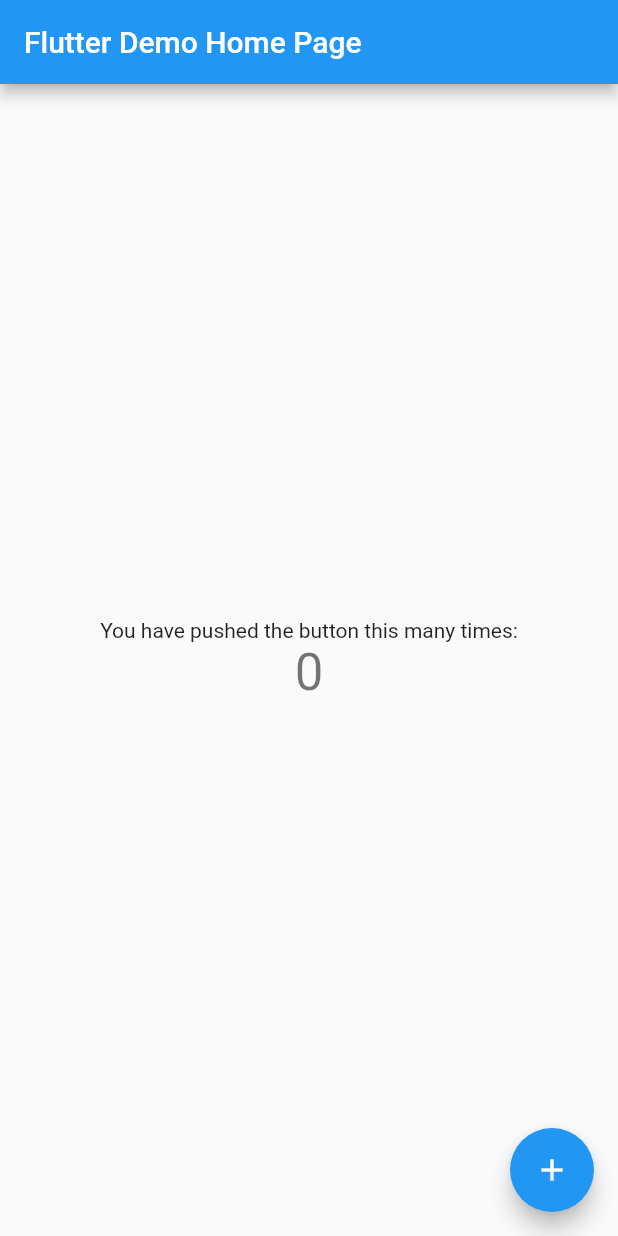
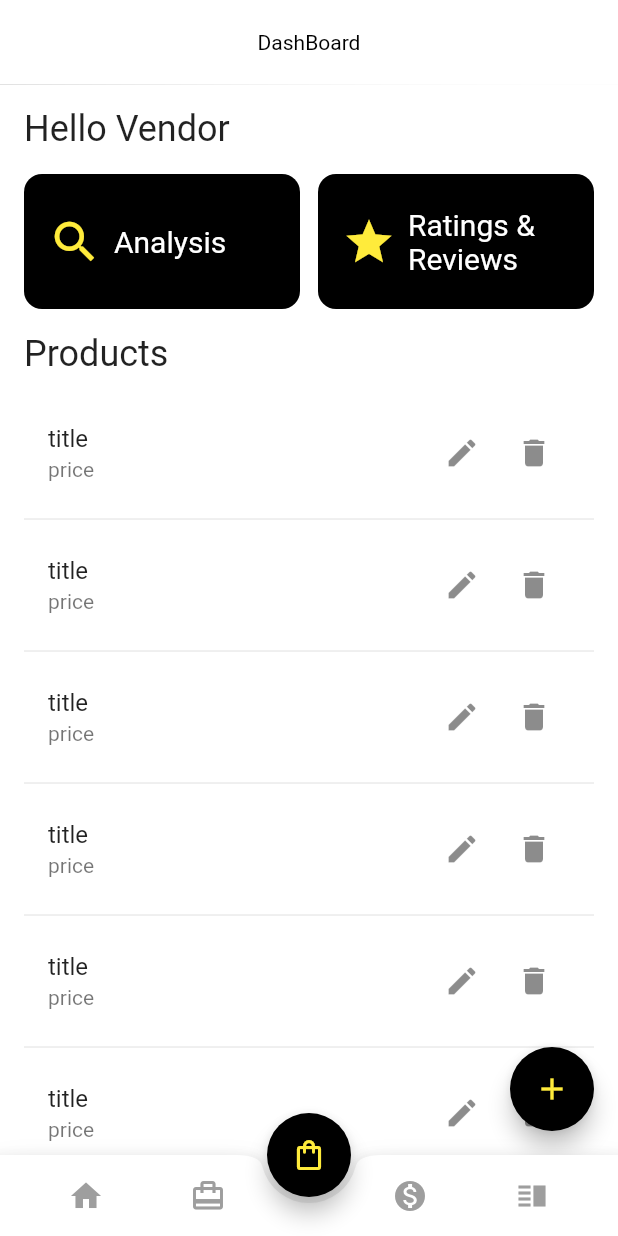
Before and after one commit to AzharKV/vendor, a Flutter app: the screen it shows after launch, on a phone screen of 412 x 824 dp. Run offline on Flutter 3.47's test engine with Material 2 defaults, Android fonts, the phone set to English and light mode, and no system bars.

Commit message:
dashboard ui setup

```diff
--- a/lib/main.dart
+++ b/lib/main.dart
@@ -1,4 +1,6 @@
 import 'package:flutter/material.dart';
+import 'package:vendor/view/config/theme.dart';
+import 'package:vendor/view/dashboard/dashboard_screen.dart';
 
 void main() {
   runApp(const MyApp());
@@ -7,109 +9,13 @@ void main() {
 class MyApp extends StatelessWidget {
   const MyApp({Key? key}) : super(key: key);
 
-  // This widget is the root of your application.
   @override
   Widget build(BuildContext context) {
     return MaterialApp(
-      title: 'Flutter Demo',
-      theme: ThemeData(
-        // This is the theme of your application.
-        //
-        // Try running your application with "flutter run". You'll see the
-        // application has a blue toolbar. Then, without quitting the app, try
-        // changing the primarySwatch below to Colors.green and then invoke
-        // "hot reload" (press "r" in the console where you ran "flutter run",
-        // or simply save your changes to "hot reload" in a Flutter IDE).
-        // Notice that the counter didn't reset back to zero; the application
-        // is not restarted.
-        primarySwatch: Colors.blue,
-      ),
-      home: const MyHomePage(title: 'Flutter Demo Home Page'),
+      title: 'Vendor',
+      debugShowCheckedModeBanner: false,
+      theme: CustomTheme.lightTheme,
+      home: const DashBoardScreen(),
     );
   }
 }
-
-class MyHomePage extends StatefulWidget {
-  const MyHomePage({Key? key, required this.title}) : super(key: key);
-
-  // This widget is the home page of your application. It is stateful, meaning
-  // that it has a State object (defined below) that contains fields that affect
-  // how it looks.
-
-  // This class is the configuration for the state. It holds the values (in this
-  // case the title) provided by the parent (in this case the App widget) and
-  // used by the build method of the State. Fields in a Widget subclass are
-  // always marked "final".
-
-  final String title;
-
-  @override
-  State<MyHomePage> createState() => _MyHomePageState();
-}
-
-class _MyHomePageState extends State<MyHomePage> {
-  int _counter = 0;
-
-  void _incrementCounter() {
-    setState(() {
-      // This call to setState tells the Flutter framework that something has
-      // changed in this State, which causes it to rerun the build method below
-      // so that the display can reflect the updated values. If we changed
-      // _counter without calling setState(), then the build method would not be
-      // called again, and so nothing would appear to happen.
-      _counter++;
-    });
-  }
-
-  @override
-  Widget build(BuildContext context) {
-    // This method is rerun every time setState is called, for instance as done
-    // by the _incrementCounter method above.
-    //
-    // The Flutter framework has been optimized to make rerunning build methods
-    // fast, so that you can just rebuild anything that needs updating rather
-    // than having to individually change instances of widgets.
-    return Scaffold(
-      appBar: AppBar(
-        // Here we take the value from the MyHomePage object that was created by
-        // the App.build method, and use it to set our appbar title.
-        title: Text(widget.title),
-      ),
-      body: Center(
-        // Center is a layout widget. It takes a single child and positions it
-        // in the middle of the parent.
-        child: Column(
-          // Column is also a layout widget. It takes a list of children and
-          // arranges them vertically. By default, it sizes itself to fit its
-          // children horizontally, and tries to be as tall as its parent.
-          //
-          // Invoke "debug painting" (press "p" in the console, choose the
-          // "Toggle Debug Paint" action from the Flutter Inspector in Android
-          // Studio, or the "Toggle Debug Paint" command in Visual Studio Code)
-          // to see the wireframe for each widget.
-          //
-          // Column has various properties to control how it sizes itself and
-          // how it positions its children. Here we use mainAxisAlignment to
-          // center the children vertically; the main axis here is the vertical
-          // axis because Columns are vertical (the cross axis would be
-          // horizontal).
-          mainAxisAlignment: MainAxisAlignment.center,
-          children: <Widget>[
-            const Text(
-              'You have pushed the button this many times:',
-            ),
-            Text(
-              '$_counter',
-              style: Theme.of(context).textTheme.headline4,
-            ),
-          ],
-        ),
-      ),
-      floatingActionButton: FloatingActionButton(
-        onPressed: _incrementCounter,
-        tooltip: 'Increment',
-        child: const Icon(Icons.add),
-      ), // This trailing comma makes auto-formatting nicer for build methods.
-    );
-  }
-}
--- /dev/null
+++ b/lib/view/config/theme.dart
@@ -0,0 +1,12 @@
+import 'package:flutter/material.dart';
+
+class CustomTheme {
+  static ThemeData lightTheme = ThemeData.light().copyWith(
+    primaryColor: Colors.white,
+    appBarTheme: const AppBarTheme(
+        backgroundColor: Colors.white,
+        elevation: 0.2,
+        titleTextStyle: TextStyle(color: Colors.black)),
+    scaffoldBackgroundColor: Colors.white,
+  );
+}
--- /dev/null
+++ b/lib/view/dashboard/dashboard_screen.dart
@@ -0,0 +1,101 @@
+import 'package:flutter/material.dart';
+import 'package:vendor/view/dashboard/widgets/option_container.dart';
+
+class DashBoardScreen extends StatelessWidget {
+  const DashBoardScreen({Key? key}) : super(key: key);
+
+  @override
+  Widget build(BuildContext context) {
+    return Scaffold(
+      appBar: AppBar(title: const Text("DashBoard"), centerTitle: true),
+      body: Stack(
+        children: [
+          Padding(
+            padding: const EdgeInsets.fromLTRB(16.0, 16.0, 16.0, 0.0),
+            child: Column(
+              mainAxisSize: MainAxisSize.min,
+              crossAxisAlignment: CrossAxisAlignment.start,
+              children: [
+                const Text("Hello Vendor", style: TextStyle(fontSize: 24.0)),
+                const SizedBox(height: 16.0),
+                Row(
+                  children: const [
+                    OptionContainer(title: "Analysis", iconData: Icons.search),
+                    SizedBox(width: 12.0),
+                    OptionContainer(
+                        title: "Ratings & Reviews", iconData: Icons.star),
+                  ],
+                ),
+                const SizedBox(height: 16.0),
+                const Text("Products", style: TextStyle(fontSize: 24.0)),
+                const SizedBox(height: 16.0),
+                Expanded(
+                  child: ListView.separated(
+                    itemCount: 100,
+                    itemBuilder: (BuildContext context, int index) {
+                      return ListTile(
+                        title: const Text("title"),
+                        subtitle: const Text("price"),
+                        trailing: Row(
+                          mainAxisSize: MainAxisSize.min,
+                          children: [
+                            IconButton(
+                                onPressed: () {}, icon: const Icon(Icons.edit)),
+                            IconButton(
+                                onPressed: () {},
+                                icon: const Icon(Icons.delete)),
+                          ],
+                        ),
+                      );
+                    },
+                    separatorBuilder: (BuildContext context, int index) =>
+                        const Divider(),
+                  ),
+                )
+              ],
+            ),
+          ),
+          Positioned(
+            bottom: 16.0,
+            right: 16.0,
+            child: FloatingActionButton(
+                onPressed: () {},
+                child: Icon(Icons.add, color: Colors.yellow),
+                backgroundColor: Colors.black),
+          )
+        ],
+      ),
+      bottomNavigationBar: BottomAppBar(
+        shape: const CircularNotchedRectangle(),
+        child: Padding(
+          padding: const EdgeInsets.symmetric(vertical: 3.0),
+          child: Row(
+            mainAxisAlignment: MainAxisAlignment.spaceEvenly,
+            children: [
+              IconButton(
+                  onPressed: () {},
+                  icon: const Icon(Icons.home, color: Colors.grey)),
+              IconButton(
+                  onPressed: () {},
+                  icon: const Icon(Icons.card_travel, color: Colors.grey)),
+              const SizedBox(width: 20.0),
+              IconButton(
+                  onPressed: () {},
+                  icon: const Icon(Icons.monetization_on, color: Colors.grey)),
+              IconButton(
+                  onPressed: () {},
+                  icon: const Icon(Icons.vertical_split_sharp,
+                      color: Colors.grey)),
+            ],
+          ),
+        ),
+      ),
+      floatingActionButton: FloatingActionButton(
+        backgroundColor: Colors.black,
+        child: const Icon(Icons.shopping_bag_outlined, color: Colors.yellow),
+        onPressed: () {},
+      ),
+      floatingActionButtonLocation: FloatingActionButtonLocation.centerDocked,
+    );
+  }
+}
--- /dev/null
+++ b/lib/view/dashboard/widgets/option_container.dart
@@ -0,0 +1,36 @@
+import 'package:flutter/material.dart';
+
+class OptionContainer extends StatelessWidget {
+  const OptionContainer({
+    Key? key,
+    required this.title,
+    required this.iconData,
+  }) : super(key: key);
+  final String title;
+  final IconData iconData;
+
+  @override
+  Widget build(BuildContext context) {
+    return Expanded(
+      child: Container(
+        height: 90.0,
+        padding: const EdgeInsets.all(16.0),
+        decoration: const BoxDecoration(
+            color: Colors.black,
+            borderRadius: BorderRadius.all(Radius.circular(12.0))),
+        child: Row(
+          children: [
+            Icon(iconData, color: Colors.yellow, size: 36.0),
+            const SizedBox(width: 8.0),
+            Expanded(
+              child: Text(
+                title,
+                style: const TextStyle(color: Colors.white, fontSize: 20.0),
+              ),
+            ),
+          ],
+        ),
+      ),
+    );
+  }
+}
```
